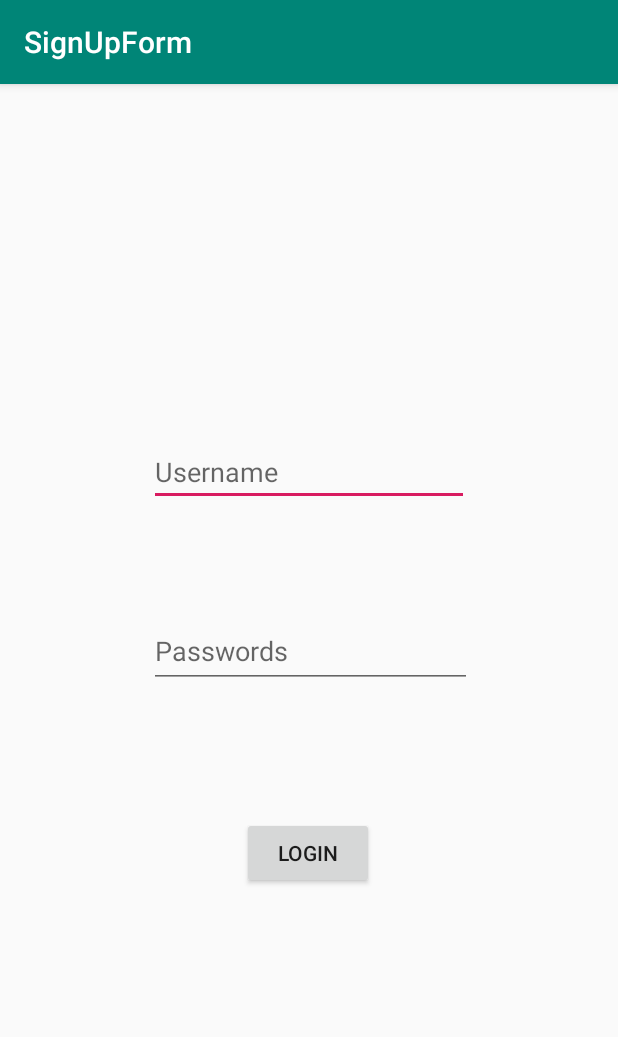
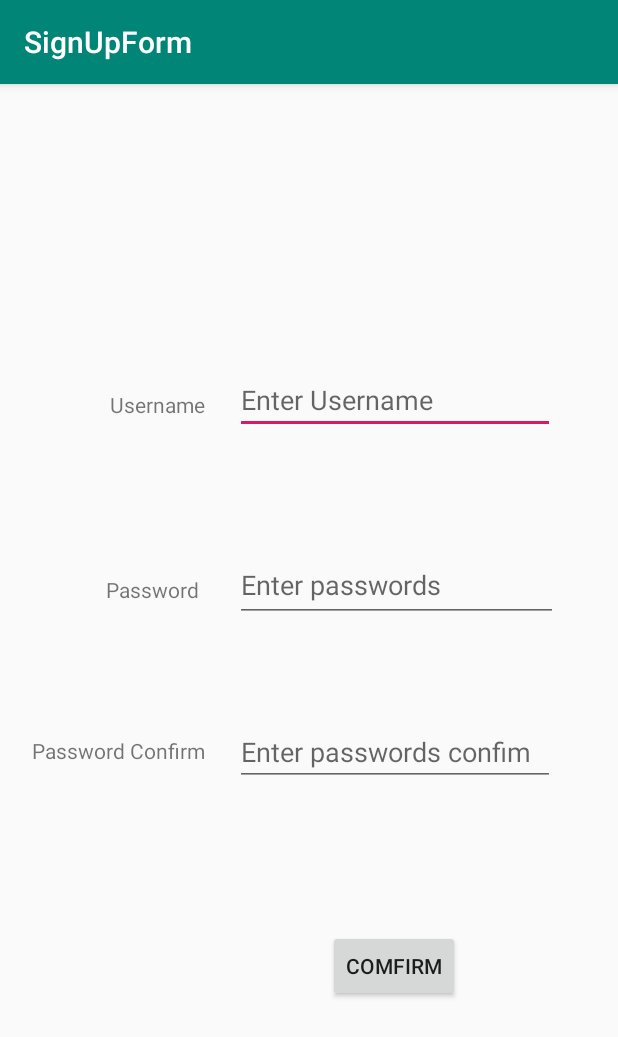
Before and after one commit to Chener-Zhang/BookShelf-App, an Android app: the screen it shows after launch (FormActivity), on a phone screen of 412 x 824 dp. Shown: the top 1037 px of the screen. Run offline under Robolectric (Android 15) with nearby library versions, the light colour scheme and no system bars.

Commit message:
- Adding more text box

```diff
--- a/Assignment2/app/src/main/res/layout/activity_main.xml
+++ b/Assignment2/app/src/main/res/layout/activity_main.xml
@@ -10,39 +10,84 @@
         android:id="@+id/User_Name"
         android:layout_width="wrap_content"
         android:layout_height="wrap_content"
-        android:layout_marginTop="236dp"
+        android:layout_marginTop="188dp"
+        android:autofillHints=""
         android:ems="10"
-        android:autofillHints=""
+        android:hint="@string/enter_username"
         android:inputType="textEmailAddress"
         app:layout_constraintEnd_toEndOf="parent"
+        app:layout_constraintHorizontal_bias="0.787"
         app:layout_constraintStart_toStartOf="parent"
-        android:hint="@string/username"
         app:layout_constraintTop_toTopOf="parent" />
 
     <EditText
-        android:id="@+id/User_Password"
+        android:id="@+id/User_Password_1"
         android:layout_width="215dp"
         android:layout_height="49dp"
-        android:layout_marginTop="72dp"
+        android:layout_marginTop="76dp"
+        android:autofillHints=""
         android:ems="10"
-        android:autofillHints=""
+        android:hint="@string/enter_passwords"
         android:inputType="textPassword"
         app:layout_constraintEnd_toEndOf="@+id/User_Name"
         app:layout_constraintHorizontal_bias="0.0"
         app:layout_constraintStart_toStartOf="@+id/User_Name"
-        android:hint="@string/passwords"
         app:layout_constraintTop_toBottomOf="@+id/User_Name" />
 
     <Button
-        android:id="@+id/Login_button"
+        android:id="@+id/Confirm_button"
         android:layout_width="wrap_content"
         android:layout_height="wrap_content"
-        android:layout_marginTop="72dp"
-        android:text="@string/login"
+        android:layout_marginBottom="156dp"
+        android:text="@string/comfirm"
         app:layout_constraintBottom_toBottomOf="parent"
-        app:layout_constraintEnd_toEndOf="@+id/User_Password"
-        app:layout_constraintHorizontal_bias="0.488"
-        app:layout_constraintStart_toStartOf="@+id/User_Password"
-        app:layout_constraintTop_toBottomOf="@+id/User_Password"
-        app:layout_constraintVertical_bias="0.057" />
+        app:layout_constraintEnd_toEndOf="@+id/User_Password_2"
+        app:layout_constraintHorizontal_bias="0.496"
+        app:layout_constraintStart_toStartOf="@+id/User_Password_2"
+        app:layout_constraintTop_toBottomOf="@+id/User_Password_2"
+        app:layout_constraintVertical_bias="1.0" />
+
+    <EditText
+        android:id="@+id/User_Password_2"
+        android:layout_width="wrap_content"
+        android:layout_height="wrap_content"
+        android:layout_marginTop="64dp"
+        android:autofillHints=""
+        android:ems="10"
+        android:hint="@string/enter_passwords_confim"
+        android:inputType="textPassword"
+        app:layout_constraintEnd_toEndOf="@+id/User_Password_1"
+        app:layout_constraintHorizontal_bias="0.0"
+        app:layout_constraintStart_toStartOf="@+id/User_Password_1"
+        app:layout_constraintTop_toBottomOf="@+id/User_Password_1" />
+
+    <TextView
+        android:id="@+id/Username"
+        android:layout_width="wrap_content"
+        android:layout_height="wrap_content"
+        android:layout_marginTop="204dp"
+        android:layout_marginEnd="20dp"
+        android:text="@string/username"
+        app:layout_constraintEnd_toStartOf="@+id/User_Name"
+        app:layout_constraintTop_toTopOf="parent" />
+
+    <TextView
+        android:id="@+id/textView2"
+        android:layout_width="wrap_content"
+        android:layout_height="wrap_content"
+        android:layout_marginTop="104dp"
+        android:layout_marginEnd="24dp"
+        android:text="@string/password"
+        app:layout_constraintEnd_toStartOf="@+id/User_Password_1"
+        app:layout_constraintTop_toBottomOf="@+id/Username" />
+
+    <TextView
+        android:id="@+id/textView3"
+        android:layout_width="wrap_content"
+        android:layout_height="wrap_content"
+        android:layout_marginTop="88dp"
+        android:layout_marginEnd="20dp"
+        android:text="@string/password_confirm"
+        app:layout_constraintEnd_toStartOf="@+id/User_Password_2"
+        app:layout_constraintTop_toBottomOf="@+id/textView2" />
 </androidx.constraintlayout.widget.ConstraintLayout>
--- a/Assignment2/app/src/main/res/values/strings.xml
+++ b/Assignment2/app/src/main/res/values/strings.xml
@@ -1,6 +1,10 @@
 <resources>
     <string name="app_name">SignUpForm</string>
+    <string name="password_confirm">Password Confirm</string>
+    <string name="password">Password</string>
     <string name="username">Username</string>
-    <string name="passwords">Passwords</string>
-    <string name="login">Login</string>
+    <string name="enter_username">Enter Username</string>
+    <string name="enter_passwords">Enter passwords</string>
+    <string name="enter_passwords_confim">Enter passwords confim</string>
+    <string name="comfirm">Comfirm</string>
 </resources>
```
